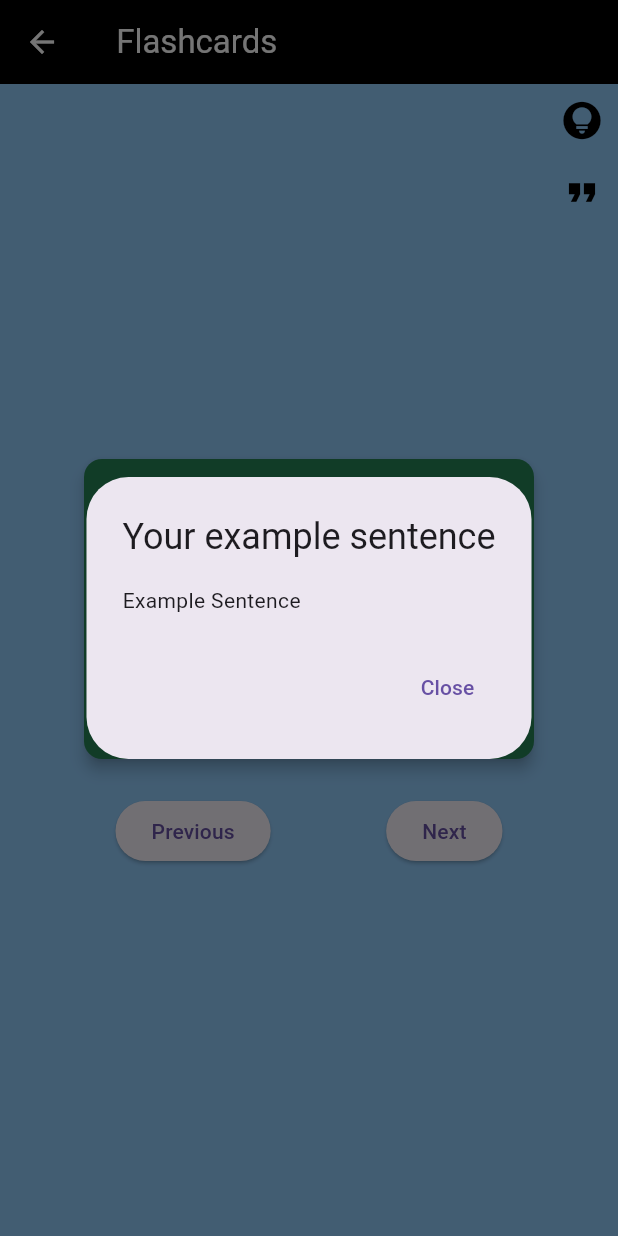
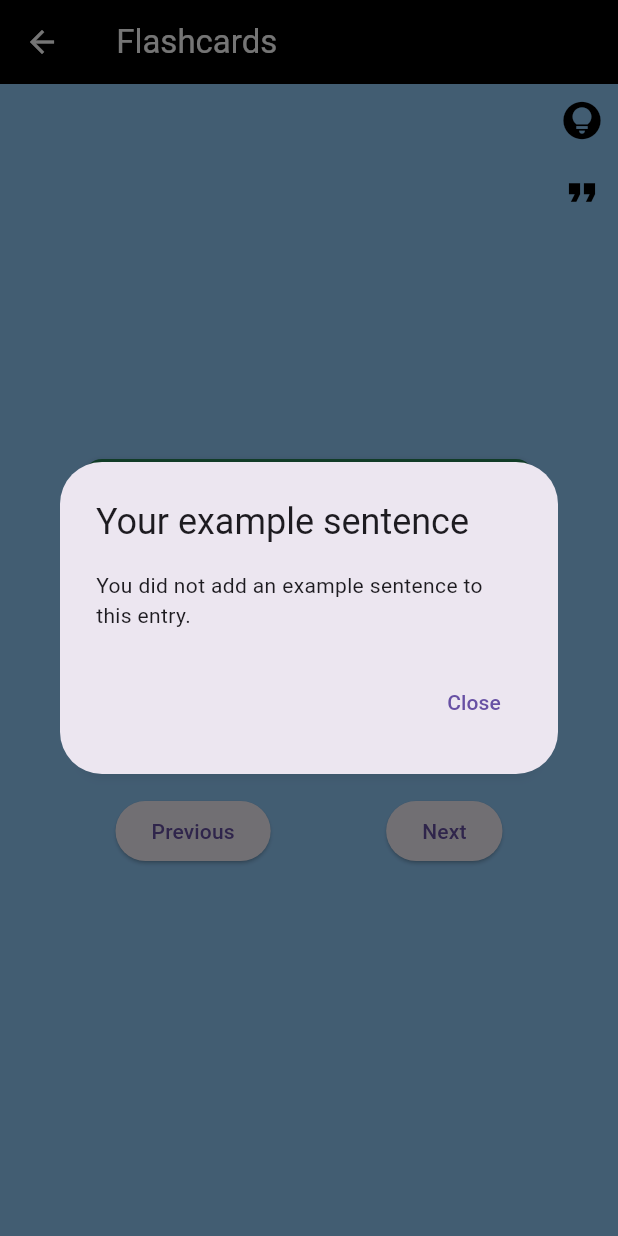
Before and after one commit to renegade1996/MyVocapp_flutter, a Flutter app: the FlashcardScreen screen opened directly with empty values, after a tap on the "format quote" icon, on a phone screen of 412 x 824 dp. Run offline on Flutter 3.47's test engine with Material 3 defaults, Android fonts, the light colour scheme and no system bars; drawn by our look-alikes of flip_card; our stand-ins replace shared_preferences; accounts and stored records are empty; network calls fail.

Commit message:
flashcards filtradas según si son jugables

```diff
--- a/lib/crud_entries.dart
+++ b/lib/crud_entries.dart
@@ -8,7 +8,10 @@ class CRUDEntries
   // Método para obtener todas las entradas de un diccionario concreto
   Future<List<dynamic>> getEntries(int dictionaryId) async
   {
-    final response = await http.get(Uri.parse('$url?idDiccionarioFK=$dictionaryId'));
+    final response = await http.get
+    (
+        Uri.parse('$url?idDiccionarioFK=$dictionaryId'),
+    );
 
     if (response.statusCode == 200)
     {
--- a/lib/flashcards.dart
+++ b/lib/flashcards.dart
@@ -1,5 +1,6 @@
 import 'package:flutter/material.dart';
 import 'package:flip_card/flip_card.dart';
+import 'package:my_flutter_app/crud_entries.dart';
 
 class FlashcardScreen extends StatelessWidget
 {
@@ -11,14 +12,6 @@ class FlashcardScreen extends StatelessWidget
   @override
   Widget build(BuildContext context)
   {
-    // Simulación de datos. Reemplazar esto con una llamada a la base de datos
-    List<Map<String, String>> flashcards =
-    [
-      {'word': 'Hello', 'definition': 'A greeting'},
-      {'word': 'Flutter', 'definition': 'A UI toolkit for building natively compiled applications'},
-      {'word': 'Dart', 'definition': 'A programming language optimized for building user interfaces'},
-    ];
-
     return Scaffold
     (
       appBar: AppBar
@@ -27,15 +20,57 @@ class FlashcardScreen extends StatelessWidget
         backgroundColor: Colors.black,
         iconTheme: const IconThemeData(color: Colors.white), // flechita blanca
       ),
-      body: Flashcards(flashcards: flashcards),
+      body:FutureBuilder<List<Map<String, dynamic>>>
+      (
+        future: _fetchFlashcards(), // Llama a una función para obtener las flashcards desde la base de datos
+        builder: (context, snapshot)
+        {
+          if (snapshot.connectionState == ConnectionState.waiting)
+          {
+            return const Center(child: CircularProgressIndicator());
+          }
+          else if (snapshot.hasError)
+          {
+            return Center(child: Text('Error: ${snapshot.error}'));
+          }
+          else
+          {
+            final flashcards = snapshot.data ?? [];
+            return Flashcards(flashcards: flashcards);
+          }
+        },
+      ),
       backgroundColor: Colors.blue[200],
     );
+  }
+
+  Future<List<Map<String, dynamic>>> _fetchFlashcards() async
+  {
+    try
+    {
+      final crudEntries = CRUDEntries();
+      final fetchedEntries = await crudEntries.getEntries(dictionaryId);
+
+      debugPrint('Received entries: $fetchedEntries');
+
+      // Filtrar las entradas que cumplan con el criterio 'tipoEntrada'
+      final filteredEntries = fetchedEntries.where((entry) => entry['tipoEntrada'] == 1);
+
+      debugPrint('Filtered entries: $filteredEntries');
+
+      return List<Map<String, dynamic>>.from(filteredEntries);
+    }
+    catch (e)
+    {
+      debugPrint('Failed to obtain entries: $e');
+      return [];
+    }
   }
 }
 
 class Flashcards extends StatefulWidget
 {
-  final List<Map<String, String>> flashcards;
+  final List<Map<String, dynamic>> flashcards;
 
   const Flashcards({super.key, required this.flashcards});
 
@@ -66,7 +101,7 @@ class FlashcardsState extends State<Flashcards>
   @override
   Widget build(BuildContext context)
   {
-    final currentFlashcard = widget.flashcards[_currentIndex];
+    final currentEntry = widget.flashcards.isNotEmpty ? widget.flashcards[_currentIndex] : null;
 
     return Stack
     (
@@ -80,8 +115,8 @@ class FlashcardsState extends State<Flashcards>
             FlipCard
             (
               direction: FlipDirection.HORIZONTAL,
-              front: _buildCard(currentFlashcard['definition'] ?? ''),
-              back: _buildCard(currentFlashcard['word'] ?? ''),
+              front: _buildCard(currentEntry?['descripcionEntrada'] ?? ''),
+              back: _buildCard(currentEntry?['tituloEntrada'] ?? ''),
             ),
             const SizedBox(height: 20),
             Row
@@ -115,7 +150,7 @@ class FlashcardsState extends State<Flashcards>
               (
                 onPressed: ()
                 {
-                  _showHintDialog();
+                  _showHintDialog(currentEntry?['trucoEntrada'] ?? '');
                 },
                 icon: const Icon(Icons.lightbulb_circle, color: Colors.black, size: 30),
               ),
@@ -123,7 +158,7 @@ class FlashcardsState extends State<Flashcards>
               (
                 onPressed: ()
                 {
-                  _showExampleSentenceDialog();
+                  _showExampleSentenceDialog(currentEntry?['ejemploEntrada'] ?? '');
                 },
                 icon: const Icon(Icons.format_quote, color: Colors.black, size: 30),
               ),
@@ -156,7 +191,7 @@ class FlashcardsState extends State<Flashcards>
     );
   }
 
-  void _showHintDialog()
+  void _showHintDialog(String tipText)
   {
     showDialog
     (
@@ -166,7 +201,9 @@ class FlashcardsState extends State<Flashcards>
         return AlertDialog
         (
           title: const Text("Your tip to remember"),
-          content: const Text("Hint"), // colocar la pista correspondiente
+            content: tipText.isNotEmpty
+              ? Text(tipText)
+              : const Text("You did not add a tip to this entry."),
           actions:
           [
             TextButton
@@ -183,7 +220,7 @@ class FlashcardsState extends State<Flashcards>
     );
   }
 
-  void _showExampleSentenceDialog()
+  void _showExampleSentenceDialog(String exampleText)
   {
     showDialog
     (
@@ -192,7 +229,9 @@ class FlashcardsState extends State<Flashcards>
       {
         return AlertDialog(
           title: const Text("Your example sentence"),
-          content: const Text("Example Sentence"), // colocar la "example sentence" correspondiente
+          content: exampleText.isNotEmpty
+            ? Text(exampleText)
+            : const Text("You did not add an example sentence to this entry."),
           actions:
           [
             TextButton
```
